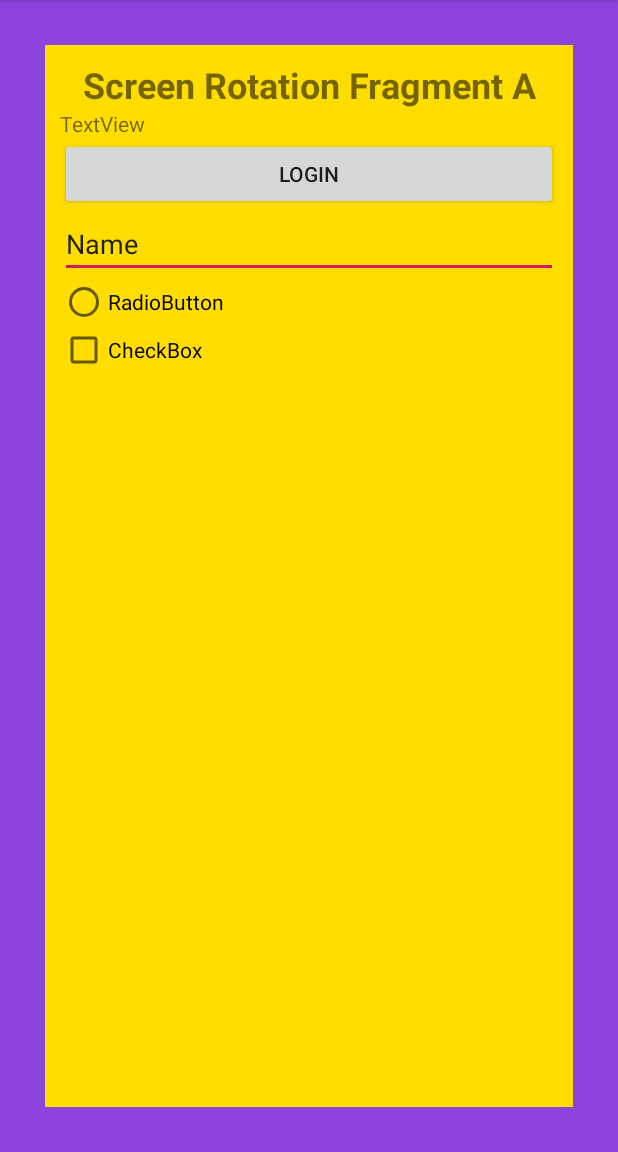
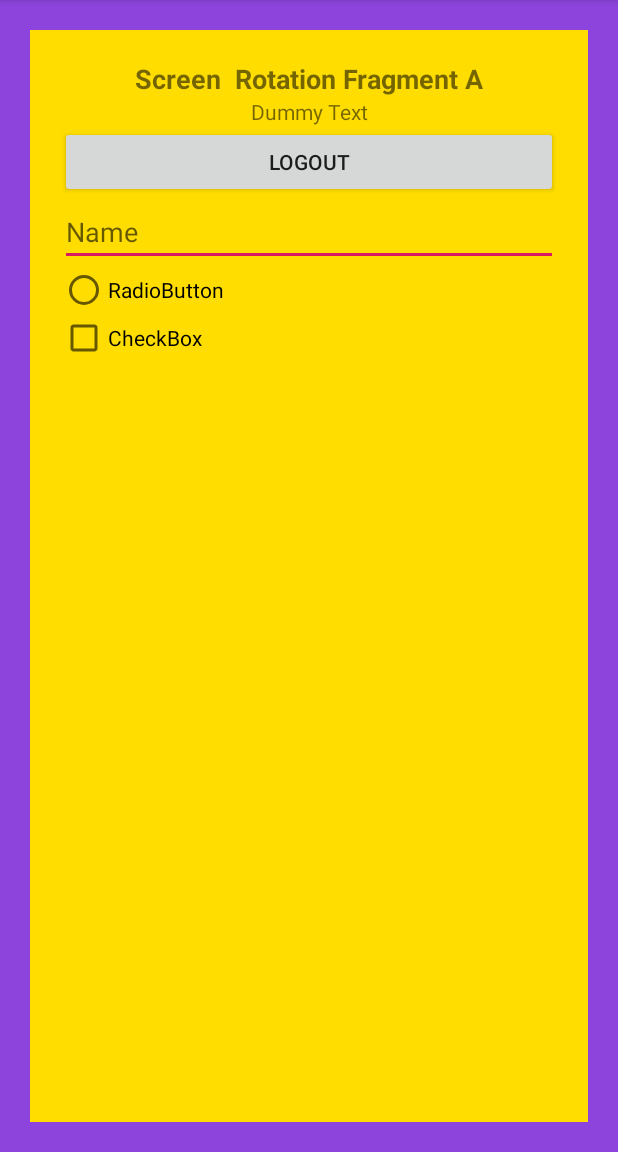
Before and after one commit to tarikuzzaman1/FundamentalsOfFragments, an Android app: the screen it shows after launch (ScreenRotationMainActivity), after a tap on "LOGIN", on a phone screen of 412 x 824 dp, the part 84-1236 px from its top. Run offline under Robolectric (Android 15) with nearby library versions, the phone set to English and light mode, and no system bars.

Commit message:
Adorsho Abashon

```diff
--- a/app/src/main/java/bd/dev/tarik/fundamentalsoffragments/screen_rotation/ScreenRotationFragmentA.java
+++ b/app/src/main/java/bd/dev/tarik/fundamentalsoffragments/screen_rotation/ScreenRotationFragmentA.java
@@ -37,6 +37,10 @@ public class ScreenRotationFragmentA extends Fragment {
     public void onCreate(@Nullable Bundle savedInstanceState) {
         super.onCreate(savedInstanceState);
         Log.i(TAG, "onCreate()");
+        //score = 0;
+        if (savedInstanceState != null) {
+            score = savedInstanceState.getInt("score_key", 0);
+        }
         Toast.makeText(getActivity(), "Score value : " + score, Toast.LENGTH_LONG).show();
     }
     @Override
@@ -46,10 +50,19 @@ public class ScreenRotationFragmentA extends Fragment {
         Log.i(TAG, "onCreateView()");
         button = view.findViewById(R.id.button);
         textView = view.findViewById(R.id.textView);
+
+        if (savedInstanceState != null) {
+            button.setText(savedInstanceState.getString("btn_key", "LOGIN"));
+            textView.setText(savedInstanceState.getString("txv_key"));
+        }
+
         button.setOnClickListener(new View.OnClickListener() {
             @Override
             public void onClick(View v) {
-
+                textView.setText("Dummy Text");
+                button.setText("LOGOUT");
+                score = 47;
+                Toast.makeText(getActivity(), "Score value: " + score, Toast.LENGTH_SHORT).show();
             }
         });
         return view;
@@ -79,11 +92,14 @@ public class ScreenRotationFragmentA extends Fragment {
         Log.i(TAG, "onPause()");
     }
 
-/*    @Override
+    @Override
     public void onSaveInstanceState(@NonNull Bundle outState) {
         super.onSaveInstanceState(outState);
         Log.i(TAG, "onSaveInstanceState()");
-    }*/
+        outState.putInt("score_key", score);
+        outState.putString("txv_key", textView.getText().toString());
+        outState.putString("btn_key", button.getText().toString());
+    }
 
     @Override
     public void onStop() {
--- a/app/src/main/res/layout/activity_screen_rotation_main.xml
+++ b/app/src/main/res/layout/activity_screen_rotation_main.xml
@@ -5,7 +5,7 @@
     android:layout_width="match_parent"
     android:layout_height="match_parent"
     android:background="#8D44DD"
-    android:padding="30sp"
+    android:padding="20sp"
     tools:context=".screen_rotation.ScreenRotationMainActivity">
 
     <fragment
--- a/app/src/main/res/layout/fragment_screen_rotation_a.xml
+++ b/app/src/main/res/layout/fragment_screen_rotation_a.xml
@@ -4,22 +4,23 @@
     android:layout_width="match_parent"
     android:layout_height="match_parent"
     android:orientation="vertical"
-    android:padding="10sp"
+    android:padding="20sp"
     android:background="#FD0">
 
     <TextView
         android:layout_width="match_parent"
         android:layout_height="wrap_content"
-        android:textSize="24sp"
+        android:textSize="18sp"
         android:gravity="center"
         android:textStyle="bold"
-        android:text="Screen Rotation Fragment A" />
+        android:text="Screen  Rotation Fragment A" />
 
     <TextView
         android:id="@+id/textView"
         android:layout_width="match_parent"
         android:layout_height="wrap_content"
-        android:text="TextView" />
+        android:gravity="center"
+        android:text="Medium Text" />
 
     <Button
         android:id="@+id/button"
@@ -33,7 +34,7 @@
         android:layout_height="wrap_content"
         android:ems="10"
         android:inputType="textPersonName"
-        android:text="Name" />
+        android:hint="Name" />
 
     <RadioButton
         android:id="@+id/radioButton"
```
Also changed, not shown: 1 other file.
